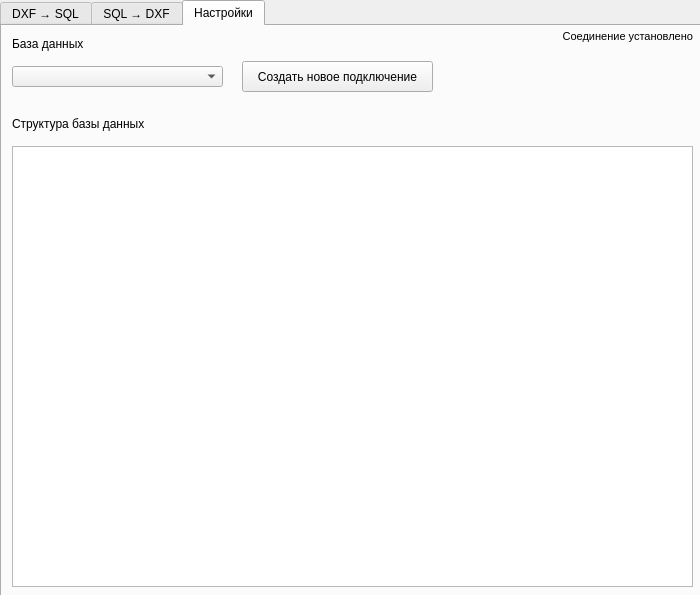
This is dialog_base.ui in Comanda-A/DXF-PostGIS-Converter as Qt 5 draws it before an edit. The edited form follows.
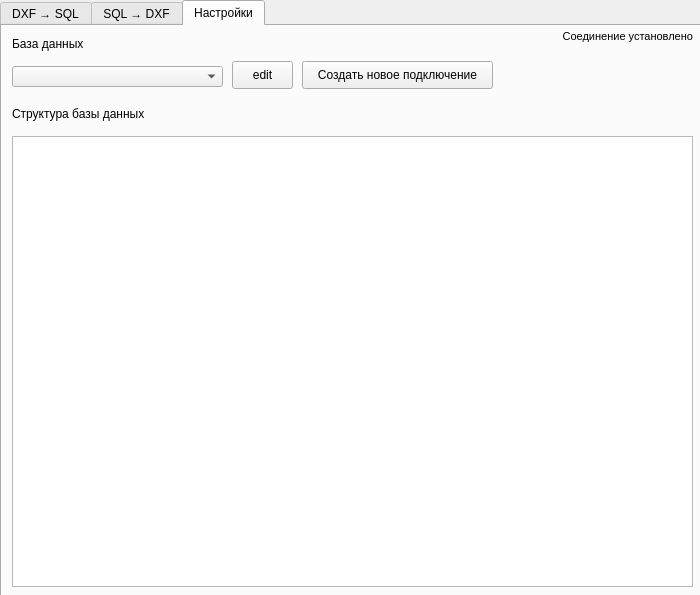
This is the edited form.

```diff
--- a/dialog_base.ui
+++ b/dialog_base.ui
@@ -170,10 +170,10 @@
     <widget class="QPushButton" name="settings_newConnectionButton">
      <property name="geometry">
       <rect>
-       <x>240</x>
+       <x>300</x>
        <y>35</y>
        <width>191</width>
-       <height>31</height>
+       <height>28</height>
       </rect>
      </property>
      <property name="text">
@@ -184,7 +184,7 @@
      <property name="geometry">
       <rect>
        <x>10</x>
-       <y>90</y>
+       <y>80</y>
        <width>221</width>
        <height>16</height>
       </rect>
@@ -197,9 +197,9 @@
      <property name="geometry">
       <rect>
        <x>10</x>
-       <y>120</y>
+       <y>110</y>
        <width>681</width>
-       <height>441</height>
+       <height>451</height>
       </rect>
      </property>
      <property name="columnCount">
@@ -214,6 +214,19 @@
       </property>
      </column>
     </widget>
+    <widget class="QPushButton" name="settings_editButton">
+     <property name="geometry">
+      <rect>
+       <x>230</x>
+       <y>35</y>
+       <width>61</width>
+       <height>28</height>
+      </rect>
+     </property>
+     <property name="text">
+      <string>edit</string>
+     </property>
+    </widget>
    </widget>
   </widget>
  </widget>
```
Left out of the diff: 3 changed lines with no effect on the pictures.
